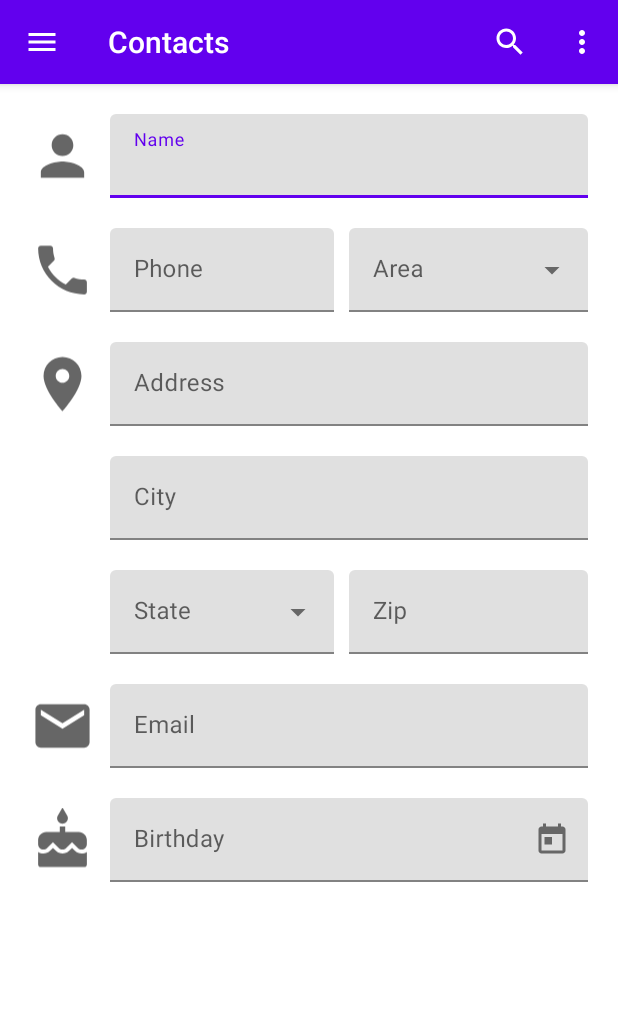
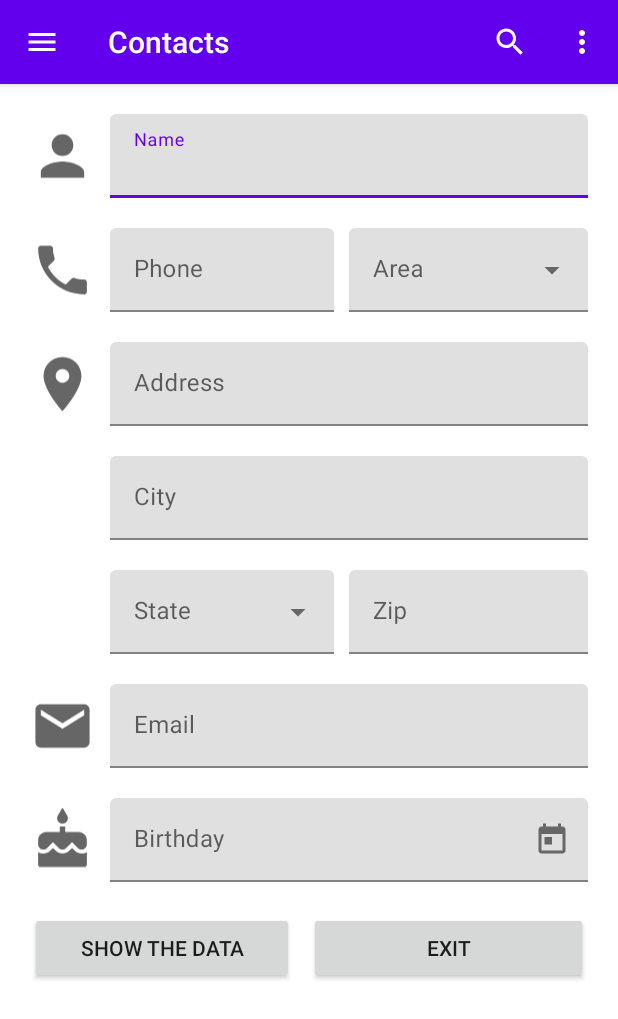
Before and after one commit to angelvilaplana/android-layouts, an Android app: the FormActivity screen opened directly, with no data from a screen before it, on a phone screen of 412 x 824 dp. Shown: the top 1019 px of the screen. Run offline under Robolectric (Android 15) with nearby library versions, the phone set to English and light mode, and no system bars.

Commit message:
[MOD] Form

```diff
--- a/app/src/main/java/orihuel/vilaplana/angel/android_layouts/FormActivity.java
+++ b/app/src/main/java/orihuel/vilaplana/angel/android_layouts/FormActivity.java
@@ -1,13 +1,70 @@
 package orihuel.vilaplana.angel.android_layouts;
 
+import android.app.AlertDialog;
+import android.text.Html;
+import android.view.View;
 import androidx.appcompat.app.AppCompatActivity;
 import android.os.Bundle;
+import com.google.android.material.textfield.TextInputLayout;
 
 public class FormActivity extends AppCompatActivity {
+
+    private TextInputLayout tfName;
+
+    private TextInputLayout tfPhone;
+
+    private TextInputLayout tfArea;
+
+    private TextInputLayout tfAddress;
+
+    private TextInputLayout tfCity;
+
+    private TextInputLayout tfState;
+
+    private TextInputLayout tfZip;
+
+    private TextInputLayout tfEmail;
+
+    private TextInputLayout tfBirthday;
 
     @Override
     protected void onCreate(Bundle savedInstanceState) {
         super.onCreate(savedInstanceState);
         setContentView(R.layout.activity_form);
+
+        setUI();
     }
+
+    private void setUI() {
+        tfName = findViewById(R.id.tfName);
+        tfPhone = findViewById(R.id.tfPhone);
+        tfArea = findViewById(R.id.tfArea);
+        tfAddress = findViewById(R.id.tfAddress);
+        tfCity = findViewById(R.id.tfCity);
+        tfState = findViewById(R.id.tfState);
+        tfZip = findViewById(R.id.tfZip);
+        tfEmail = findViewById(R.id.tfEmail);
+        tfBirthday = findViewById(R.id.tfBirthday);
+    }
+
+    public void handleShowData(View view) {
+        AlertDialog.Builder builder = new AlertDialog.Builder(this);
+        builder.setMessage(Html.fromHtml("<br><b>Name</b>: " + tfName.getEditText().getText() +
+                "<br><br><b>Phone</b>: " + tfPhone.getEditText().getText() +
+                "<br><br><b>Area</b>: " + tfArea.getEditText().getText() +
+                "<br><br><b>Address</b>: " + tfAddress.getEditText().getText() +
+                "<br><br><b>City</b>: " + tfCity.getEditText().getText() +
+                "<br><br><b>State</b>: " + tfState.getEditText().getText() +
+                "<br><br><b>Zip</b>: " + tfZip.getEditText().getText() +
+                "<br><br><b>Email</b>: " + tfEmail.getEditText().getText() +
+                "<br><br><b>Birthday</b>: " + tfBirthday.getEditText().getText()
+        , Html.FROM_HTML_MODE_LEGACY)).setTitle("Form Data")
+                                      .setPositiveButton("OK", null)
+                                      .show();
+    }
+
+    public void handleExit(View view) {
+        finish();
+    }
+
 }
--- a/app/src/main/res/layout/activity_form.xml
+++ b/app/src/main/res/layout/activity_form.xml
@@ -261,6 +261,28 @@
                     />
                 </com.google.android.material.textfield.TextInputLayout>
             </LinearLayout>
+            <LinearLayout
+                    android:orientation="horizontal"
+                    android:layout_width="match_parent"
+                    android:layout_height="match_parent"
+                    android:layout_weight="1"
+                    android:layout_marginBottom="20dp">
+                <Button
+                        android:id="@+id/btShowData"
+                        android:layout_width="match_parent"
+                        android:layout_height="wrap_content"
+                        android:text="@string/btShowData"
+                        android:layout_marginEnd="10dp"
+                        android:onClick="handleShowData"
+                        android:layout_weight="1"/>
+                <Button
+                        android:id="@+id/btExit"
+                        android:layout_width="match_parent"
+                        android:layout_height="wrap_content"
+                        android:text="@string/btExit"
+                        android:onClick="handleExit"
+                        android:layout_weight="1"/>
+            </LinearLayout>
         </LinearLayout>
     </ScrollView>
 </LinearLayout>
--- a/app/src/main/res/values/strings.xml
+++ b/app/src/main/res/values/strings.xml
@@ -9,4 +9,6 @@
     <string name="tfState">State</string>
     <string name="tfZip">Zip</string>
     <string name="tfEmail">Email</string>
+    <string name="btShowData">Show the data</string>
+    <string name="btExit">Exit</string>
 </resources>
--- a/app/src/main/res/values/styles.xml
+++ b/app/src/main/res/values/styles.xml
@@ -15,7 +15,7 @@
         <item name="colorPrimary">@color/colorPrimary</item>
         <item name="colorSecondary">@color/colorPrimary</item>
         <item name="colorPrimaryDark">@color/colorPrimaryDark</item>
-        <item name="colorAccent">@color/colorAccent</item>
+        <item name="colorAccent">@color/colorPrimaryDark</item>
         <item name="android:colorBackground">@color/design_default_color_background</item>
         <item name="colorError">@color/design_default_color_error</item>
 
```
